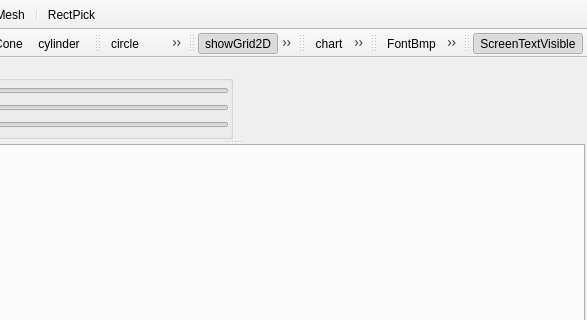
Qt form source/main/ui/MainWindow.ui (LonelyPolarbear/EasyPlot) before a commit; both pictures show x 122 to 709 and y 0 to 320 of the 709 by 486 pixel window.
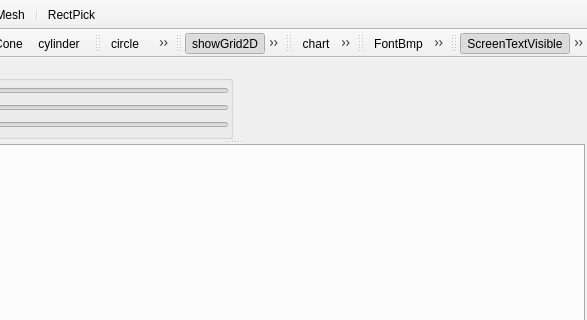
The same form after that commit. Icons and pictures are not drawn.

```diff
--- a/source/main/ui/MainWindow.ui
+++ b/source/main/ui/MainWindow.ui
@@ -327,6 +327,7 @@
     <bool>false</bool>
    </attribute>
    <addaction name="ActScreenTipVisible"/>
+   <addaction name="ActScreenShot"/>
   </widget>
   <action name="ActCube">
    <property name="icon">
@@ -601,6 +602,15 @@
     <string>ScreenTextVisible</string>
    </property>
   </action>
+  <action name="ActScreenShot">
+   <property name="icon">
+    <iconset resource="../qrc/easyPlotqrc.qrc">
+     <normaloff>:/icon/screen_shot.svg</normaloff>:/icon/screen_shot.svg</iconset>
+   </property>
+   <property name="text">
+    <string>screenshot</string>
+   </property>
+  </action>
  </widget>
  <resources>
   <include location="../qrc/easyPlotqrc.qrc"/>
```
Left out of the diff: 3 changed lines with no effect on the pictures.
